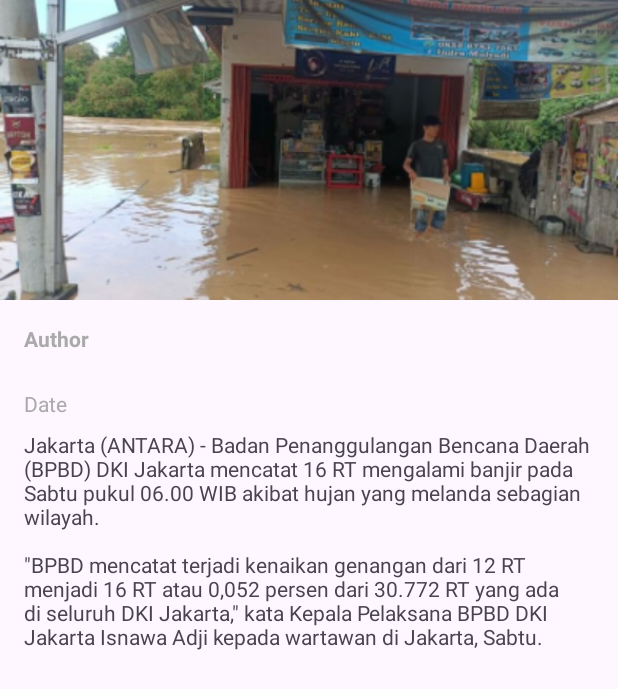
After one commit to Bangkit-Capstone-C241-PS310/flood-forecast, an Android app: the DetailActivity screen opened directly, with no data from a screen before it, on a phone screen of 412 x 824 dp. The commit adds this screen. Shown: the top 689 px of the screen. Run offline under Robolectric (Android 15) with nearby library versions, the phone set to English and light mode, and no system bars.

Commit message:
Commit DetailActivity, Navbar, drawable, color, menu

```diff
--- /dev/null
+++ b/android/app/src/main/java/com/capstone/floodforecast/view/DetailActivity.kt
@@ -0,0 +1,16 @@
+package com.capstone.floodforecast.view
+
+import android.os.Bundle
+import androidx.activity.enableEdgeToEdge
+import androidx.appcompat.app.AppCompatActivity
+import androidx.core.view.ViewCompat
+import androidx.core.view.WindowInsetsCompat
+import com.capstone.floodforecast.R
+
+class DetailActivity : AppCompatActivity() {
+    override fun onCreate(savedInstanceState: Bundle?) {
+        super.onCreate(savedInstanceState)
+        enableEdgeToEdge()
+        setContentView(R.layout.activity_detail)
+    }
+}
--- /dev/null
+++ b/android/app/src/main/res/layout/activity_detail.xml
@@ -0,0 +1,46 @@
+<RelativeLayout xmlns:android="http://schemas.android.com/apk/res/android"
+    xmlns:tools="http://schemas.android.com/tools"
+    android:layout_width="match_parent"
+    android:layout_height="match_parent"
+    tools:context=".view.DetailActivity">
+
+    <ImageView
+        android:id="@+id/imageView"
+        android:layout_width="match_parent"
+        android:layout_height="200dp"
+        android:scaleType="centerCrop"
+        android:src="@drawable/image_flood"
+        android:contentDescription="@string/image_desc" />
+
+    <LinearLayout
+        android:layout_width="match_parent"
+        android:layout_height="wrap_content"
+        android:orientation="vertical"
+        android:padding="16dp"
+        android:layout_below="@id/imageView">
+
+        <TextView
+            android:layout_width="wrap_content"
+            android:layout_height="wrap_content"
+            android:text="@string/author"
+            android:textColor="@android:color/darker_gray"
+            android:textStyle="bold"
+            android:layout_marginBottom="8dp" />
+
+        <TextView
+            android:layout_width="wrap_content"
+            android:layout_height="wrap_content"
+            android:text="@string/date"
+            android:textColor="@android:color/darker_gray"
+            android:layout_marginBottom="8dp" />
+
+        <TextView
+            android:layout_width="wrap_content"
+            android:layout_height="301dp"
+            android:layout_marginBottom="8dp"
+            android:text="@string/description_detail" />
+
+    </LinearLayout>
+
+
+</RelativeLayout>
--- a/android/app/src/main/res/values/strings.xml
+++ b/android/app/src/main/res/values/strings.xml
@@ -1,3 +1,10 @@
 <resources>
     <string name="app_name">Raincoat</string>
+    <string name="image_desc">Image Description\n</string>
+    <string name="author">Author\n</string>
+    <string name="date">Date</string>
+    <string name="description_detail"><![CDATA[Jakarta (ANTARA) - Badan Penanggulangan Bencana Daerah (BPBD) DKI Jakarta mencatat 16 RT mengalami banjir pada Sabtu pukul 06.00 WIB akibat hujan yang melanda sebagian wilayah.\n \n\"BPBD mencatat terjadi kenaikan genangan dari 12 RT menjadi 16 RT atau 0,052 persen dari 30.772 RT yang ada di seluruh DKI Jakarta,\" kata Kepala Pelaksana BPBD DKI Jakarta Isnawa Adji kepada wartawan di Jakarta, Sabtu.]]></string>
+    <string name="learn">Learn</string>
+    <string name="maps">Maps</string>
+    <string name="faq">FAQ</string>
 </resources>
```
Also changed, not shown: android/app/src/main/AndroidManifest.xml (+7 -1 lines), android/app/src/main/java/com/capstone/floodforecast/view/MainActivity.kt (added, +21 -0 lines), android/app/src/main/res/color/nav_icon_color.xml (added, +7 -0 lines), android/app/src/main/res/layout/activity_main.xml (added, +40 -0 lines), android/app/src/main/res/menu/menu.xml (added, +17 -0 lines), android/app/src/main/res/drawable/faq.svg (added), android/app/src/main/res/drawable/faq_clicked.svg (added), android/app/src/main/res/drawable/image_flood.png (added), android/app/src/main/res/drawable/learn.svg (added), android/app/src/main/res/drawable/learn_clicked.svg (added), android/app/src/main/res/drawable/map.svg (added), android/app/src/main/res/drawable/map_clicked.svg (added).
